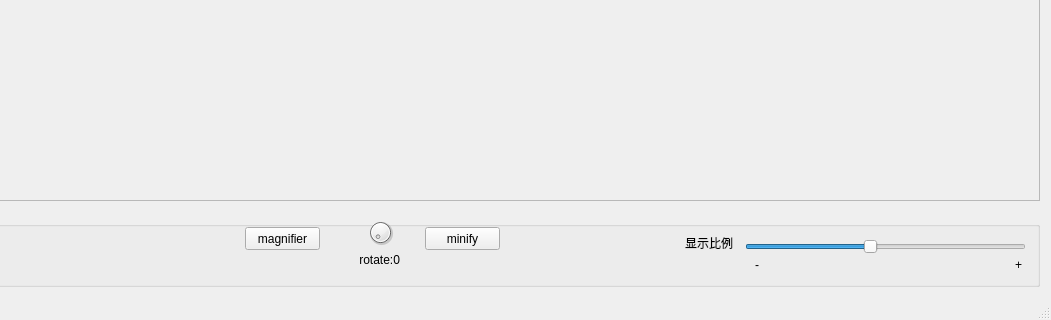
The window that QtImageAssistant/mainwindow.ui (lonly-wolf/serialAssistant) describes before a commit, drawn with Qt 5; both pictures show x 256 to 1307 and y 418 to 738 of the 1307 by 738 pixel window.
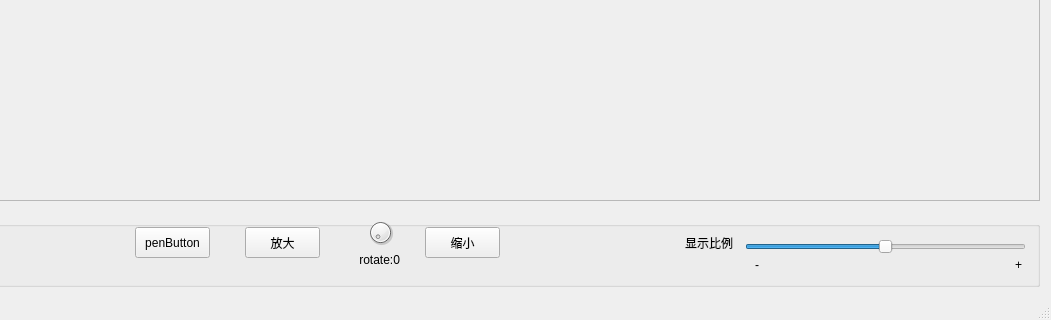
The same window after the commit. Icons and pictures are not drawn.

```diff
--- a/QtImageAssistant/mainwindow.ui
+++ b/QtImageAssistant/mainwindow.ui
@@ -105,11 +105,11 @@
          <x>490</x>
          <y>20</y>
          <width>75</width>
-         <height>23</height>
+         <height>31</height>
         </rect>
        </property>
        <property name="text">
-        <string>magnifier</string>
+        <string>放大</string>
        </property>
       </widget>
       <widget class="QPushButton" name="pushButton_2">
@@ -118,11 +118,11 @@
          <x>670</x>
          <y>20</y>
          <width>75</width>
-         <height>23</height>
+         <height>31</height>
         </rect>
        </property>
        <property name="text">
-        <string>minify</string>
+        <string>缩小</string>
        </property>
       </widget>
       <widget class="QSlider" name="horizontalSlider">
@@ -135,13 +135,13 @@
         </rect>
        </property>
        <property name="minimum">
-        <number>1</number>
+        <number>-7</number>
        </property>
        <property name="maximum">
-        <number>10</number>
+        <number>7</number>
        </property>
        <property name="value">
-        <number>5</number>
+        <number>0</number>
        </property>
        <property name="orientation">
         <enum>Qt::Horizontal</enum>
@@ -186,6 +186,19 @@
         <string>+</string>
        </property>
       </widget>
+      <widget class="QPushButton" name="penButton">
+       <property name="geometry">
+        <rect>
+         <x>380</x>
+         <y>20</y>
+         <width>75</width>
+         <height>31</height>
+        </rect>
+       </property>
+       <property name="text">
+        <string>penButton</string>
+       </property>
+      </widget>
      </widget>
     </item>
    </layout>
```
Left out of the diff: 17 changed lines with no effect on the pictures.
